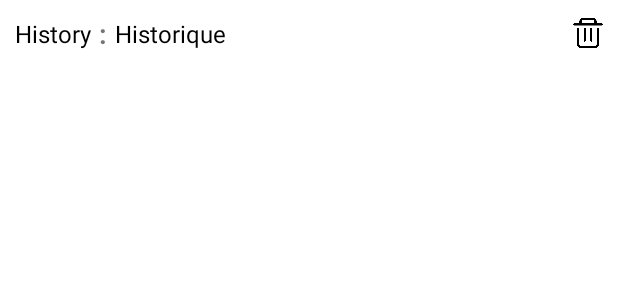
After one commit to cyberplanete/7MinutesMusculations_Kotlin, an Android app: the layout item_history_row.xml on its own in the app's theme, with its tools: preview values and no code run, on a phone screen of 412 x 824 dp. The commit adds this screen. Shown: the top 300 px of the screen. Run offline under Robolectric (Android 15) with nearby library versions, the phone set to English and light mode, and no system bars.

Commit message:
Creation de la logique pour avoir un historique des exercices réalisés

```diff
--- a/app/src/main/AndroidManifest.xml
+++ b/app/src/main/AndroidManifest.xml
@@ -13,6 +13,7 @@
         android:allowBackup="true"
         android:icon="@mipmap/ic_launcher"
         android:label="@string/app_name"
+        android:name=".HistoryApp"
         android:roundIcon="@mipmap/ic_launcher_round"
         android:supportsRtl="true"
         android:theme="@style/Theme.7minutesWorkout_kotlin">
--- a/app/src/main/java/net/cyberplanete/a7minutesWorkout_kotlin/useful/ExerciceStatusAdaptateur.kt
+++ b/app/src/main/java/net/cyberplanete/a7minutesWorkout_kotlin/adapteurs/ExerciceStatusAdaptateur.kt
@@ -1,4 +1,4 @@
-package net.cyberplanete.a7minutesWorkout_kotlin.useful
+package net.cyberplanete.a7minutesWorkout_kotlin.adapteurs
 
 import android.graphics.Color
 import android.view.LayoutInflater
--- /dev/null
+++ b/app/src/main/res/layout/item_history_row.xml
@@ -0,0 +1,52 @@
+<?xml version="1.0" encoding="utf-8"?>
+<LinearLayout xmlns:android="http://schemas.android.com/apk/res/android"
+    xmlns:tools="http://schemas.android.com/tools"
+    android:id="@+id/llMain"
+    android:layout_width="match_parent"
+    android:layout_height="wrap_content"
+    android:gravity="center_vertical"
+    android:orientation="horizontal"
+    android:padding="10dp">
+
+    <TextView
+        android:layout_width="wrap_content"
+        android:layout_height="wrap_content"
+        android:textColor="@color/black"
+        android:textSize="16sp"
+        android:text="History"/>
+
+    <TextView
+        android:layout_width="wrap_content"
+        android:layout_height="wrap_content"
+        android:layout_marginStart="5dp"
+        android:layout_marginEnd="5dp"
+        android:textSize="18sp"
+        android:textStyle="bold"
+        tools:text=":" />
+
+    <TextView
+        android:id="@+id/tvHistoriquel"
+        android:layout_width="0dp"
+        android:layout_height="wrap_content"
+        android:layout_weight="1"
+        android:textColor="@color/black"
+        android:textSize="16sp"
+        tools:text="Historique" />
+<!--    <ImageView-->
+<!--        android:id="@+id/ivEdit"-->
+<!--        android:layout_width="20dp"-->
+<!--        android:layout_height="20dp"-->
+<!--        android:layout_gravity="center"-->
+<!--        android:contentDescription="image"-->
+<!--        android:foreground="?android:attr/selectableItemBackgroundBorderless"-->
+<!--        android:src="@drawable/ic_edit" />-->
+
+    <ImageView
+        android:id="@+id/ivDelete"
+        android:layout_width="20dp"
+        android:layout_height="20dp"
+        android:layout_gravity="center"
+        android:contentDescription="image"
+        android:foreground="?android:attr/selectableItemBackgroundBorderless"
+        android:src="@drawable/ic_delete" />
+</LinearLayout>
--- a/app/src/main/res/values/colors.xml
+++ b/app/src/main/res/values/colors.xml
@@ -13,6 +13,6 @@
     <color name="colorAccent">#008f24</color>
     <color name="colorLightGrey">#c4c4c4</color>
     <color name="toolbar_color_controlNormal">#000000</color>
-
+    <color name="lightGray">#EBEBEB</color>
 
 </resources>
```
Also changed, not shown: app/src/main/java/net/cyberplanete/a7minutesWorkout_kotlin/ExerciseActivity.kt (+20 -3 lines), app/src/main/java/net/cyberplanete/a7minutesWorkout_kotlin/HistoryApp.kt (added, +12 -0 lines), app/src/main/java/net/cyberplanete/a7minutesWorkout_kotlin/adapteurs/HistoryAdapteur.kt (added, +68 -0 lines), app/src/main/java/net/cyberplanete/a7minutesWorkout_kotlin/dao/HistoryDAO.kt (added, +27 -0 lines), app/src/main/java/net/cyberplanete/a7minutesWorkout_kotlin/dao/HistoryDatabase.kt (added, +74 -0 lines), app/src/main/java/net/cyberplanete/a7minutesWorkout_kotlin/models/HistoryEntity.kt (added, +11 -0 lines), app/src/main/java/net/cyberplanete/a7minutesWorkout_kotlin/useful/ExerciceModel.kt (deleted, +0 -52 lines), app/src/main/java/net/cyberplanete/a7minutesWorkout_kotlin/useful/IMC.kt (deleted, +0 -10 lines), app/src/main/res/layout/activity_history.xml (+7 -1 lines), app/src/main/res/drawable-v24/ic_delete.png (added), app/src/main/res/drawable-v24/ic_edit.png (added).
